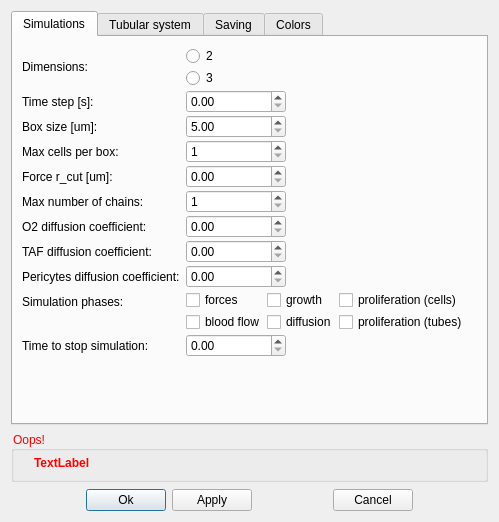
Qt form src/editor/dialogGlobals.ui (Barmin93/Motpuca) before a commit.
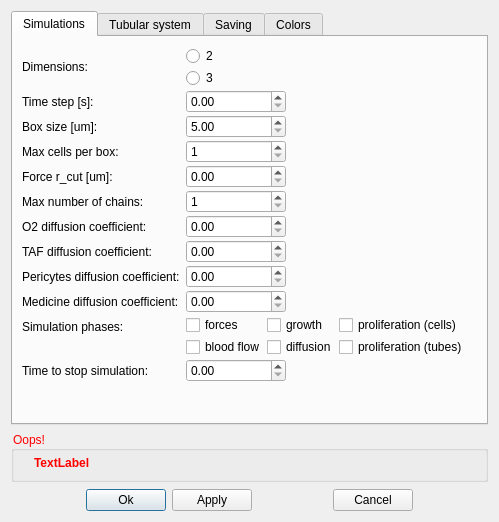
The same form after that commit.

Commit message: Add: Working medicine diffusion. ToDo: GUI.

Patch:
```diff
--- a/src/editor/dialogGlobals.ui
+++ b/src/editor/dialogGlobals.ui
@@ -268,14 +268,14 @@
          </property>
         </widget>
        </item>
-       <item row="9" column="0">
+       <item row="11" column="0">
         <widget class="QLabel" name="label_simphases">
          <property name="text">
           <string>Simulation phases:</string>
          </property>
         </widget>
        </item>
-       <item row="9" column="1">
+       <item row="11" column="1">
         <widget class="QFrame" name="frame_2">
          <property name="frameShape">
           <enum>QFrame::NoFrame</enum>
@@ -338,14 +338,14 @@
          </layout>
         </widget>
        </item>
-       <item row="10" column="0">
+       <item row="12" column="0">
         <widget class="QLabel" name="label_stop_time">
          <property name="text">
           <string>Time to stop simulation:</string>
          </property>
         </widget>
        </item>
-       <item row="10" column="1">
+       <item row="12" column="1">
         <widget class="QDoubleSpinBox" name="doubleSpinBox_stop_time">
          <property name="maximumSize">
           <size>
@@ -361,6 +361,32 @@
          </property>
         </widget>
        </item>
+       <item row="10" column="0">
+        <widget class="QLabel" name="label_diffcoefMedicine">
+         <property name="text">
+          <string>Medicine diffusion coefficient:</string>
+         </property>
+        </widget>
+       </item>
+       <item row="10" column="1">
+        <widget class="QDoubleSpinBox" name="doubleSpinBox_diffcoefMedicine">
+         <property name="minimumSize">
+          <size>
+           <width>0</width>
+           <height>0</height>
+          </size>
+         </property>
+         <property name="maximumSize">
+          <size>
+           <width>100</width>
+           <height>16777215</height>
+          </size>
+         </property>
+         <property name="maximum">
+          <double>20000.000000000000000</double>
+         </property>
+        </widget>
+       </item>
       </layout>
      </widget>
      <widget class="QWidget" name="tab_tubular">
```
Left out of the diff: 4 changed lines with no effect on the pictures. The commit also changes 15 other files.
